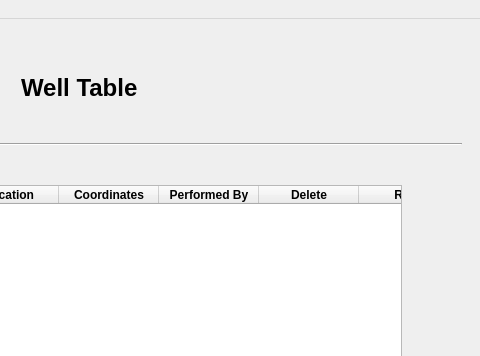
Old version of the form well_table.ui in the repository dhairyashil-G/CGWB-Desktop-App; both pictures show x 320 to 800 and y 0 to 356 of the 800 by 620 pixel window.
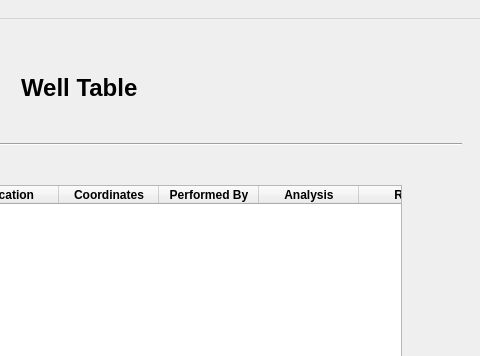
New version of the form. Icons and pictures are not drawn.

The edit to the form file:
```diff
--- a/well_table.ui
+++ b/well_table.ui
@@ -205,7 +205,7 @@
          </column>
          <column>
           <property name="text">
-           <string>Delete</string>
+           <string>Analysis</string>
           </property>
           <property name="font">
            <font>
@@ -238,7 +238,7 @@
          </column>
          <column>
           <property name="text">
-           <string>Analysis</string>
+           <string>Delete</string>
           </property>
           <property name="font">
            <font>
```
